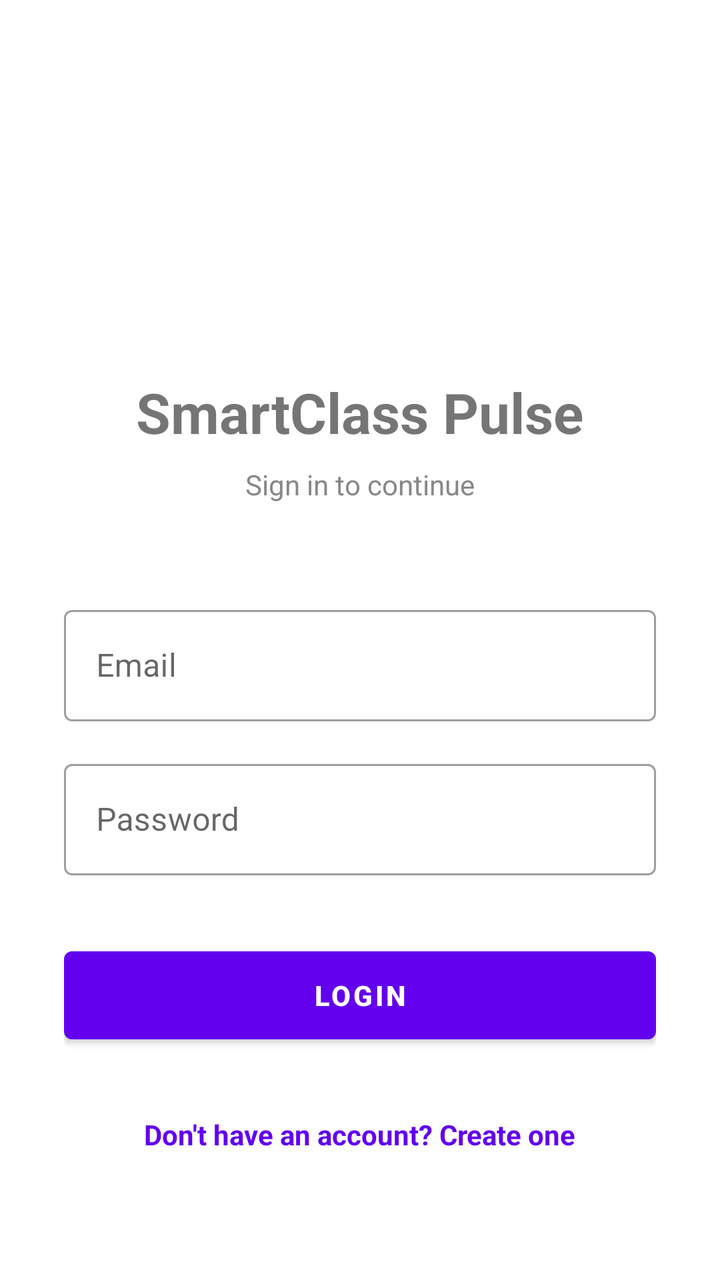
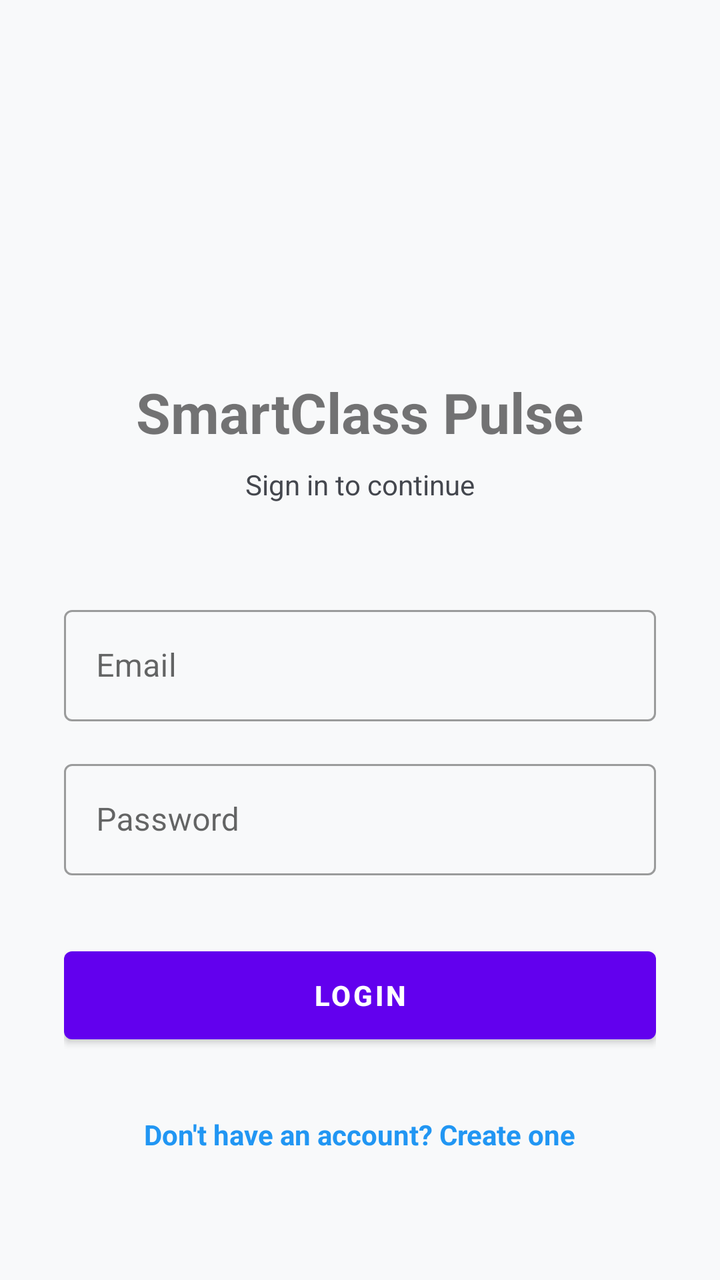

Compare the two renders of this Android layout. The source of the first and the diff that turns it into the second are given below.
<!-- AndroidManifest.xml: activity theme AppTheme.NoActionBar -->
<!-- res/layout/activity_login.xml -->
<?xml version="1.0" encoding="utf-8"?>
<LinearLayout xmlns:android="http://schemas.android.com/apk/res/android"
    android:layout_width="match_parent"
    android:layout_height="match_parent"
    android:gravity="center"
    android:orientation="vertical"
    android:padding="32dp"
    android:background="?android:attr/windowBackground">

    <ImageView
        android:layout_width="100dp"
        android:layout_height="100dp"
        android:src="@mipmap/ic_launcher"
        android:layout_marginBottom="32dp" />

    <TextView
        android:layout_width="wrap_content"
        android:layout_height="wrap_content"
        android:text="SmartClass Pulse"
        android:textSize="28sp"
        android:textStyle="bold"
        android:layout_marginBottom="8dp" />

    <TextView
        android:layout_width="wrap_content"
        android:layout_height="wrap_content"
        android:text="Sign in to continue"
        android:textColor="#888888"
        android:layout_marginBottom="48dp" />

    <com.google.android.material.textfield.TextInputLayout
        android:layout_width="match_parent"
        android:layout_height="wrap_content"
        android:hint="Email"
        style="@style/Widget.MaterialComponents.TextInputLayout.OutlinedBox">

        <com.google.android.material.textfield.TextInputEditText
            android:id="@+id/emailEditText"
            android:layout_width="match_parent"
            android:layout_height="wrap_content"
            android:inputType="textEmailAddress" />

    </com.google.android.material.textfield.TextInputLayout>

    <com.google.android.material.textfield.TextInputLayout
        android:layout_width="match_parent"
        android:layout_height="wrap_content"
        android:hint="Password"
        android:layout_marginTop="16dp"
        style="@style/Widget.MaterialComponents.TextInputLayout.OutlinedBox">

        <com.google.android.material.textfield.TextInputEditText
            android:id="@+id/passwordEditText"
            android:layout_width="match_parent"
            android:layout_height="wrap_content"
            android:inputType="textPassword" />

    </com.google.android.material.textfield.TextInputLayout>

    <Button
        android:id="@+id/loginButton"
        android:layout_width="match_parent"
        android:layout_height="56dp"
        android:text="Login"
        android:layout_marginTop="32dp"
        android:textAllCaps="true"
        android:textStyle="bold" />

    <TextView
        android:id="@+id/signupLink"
        android:layout_width="wrap_content"
        android:layout_height="wrap_content"
        android:text="Don't have an account? Create one"
        android:textColor="@color/colorPrimary"
        android:layout_marginTop="24dp"
        android:textStyle="bold"
        android:padding="8dp" />

</LinearLayout>
<!-- resources referenced by this layout -->
<resources>
  <color name="colorPrimary">#6200EE</color>
  <!-- mipmap ic_launcher (mipmap-anydpi-v26) -->
  <?xml version="1.0" encoding="utf-8"?>
  <adaptive-icon xmlns:android="http://schemas.android.com/apk/res/android">
      <background>
          <inset android:drawable="@mipmap/ic_launcher_background" android:inset="16.7%" />
      </background>
      <foreground>
          <inset android:drawable="@mipmap/ic_launcher_foreground" android:inset="16.7%" />
      </foreground>
  </adaptive-icon>
  <style name="AppTheme.NoActionBar" parent="Theme.MaterialComponents.DayNight.NoActionBar">
          <item name="windowActionBar">false</item>
          <item name="windowNoTitle">true</item>
      </style>
</resources>

<!-- the commit's change to res/layout/activity_login.xml (unified diff, before → after) -->
@@ -25,7 +25,7 @@
         android:layout_width="wrap_content"
         android:layout_height="wrap_content"
         android:text="Sign in to continue"
-        android:textColor="#888888"
+        android:textColor="@color/onSurfaceSecondary"
         android:layout_marginBottom="48dp" />
 
     <com.google.android.material.textfield.TextInputLayout
<!-- resource entries referenced after the edit -->
@@ -1,6 +1,7 @@
 <!-- resources referenced by this layout -->
 <resources>
-  <color name="colorPrimary">#6200EE</color>
+  <color name="colorPrimary">#2196F3</color>
+  <color name="onSurfaceSecondary">#44474E</color>
   <!-- mipmap ic_launcher (mipmap-anydpi-v26) -->
   <?xml version="1.0" encoding="utf-8"?>
   <adaptive-icon xmlns:android="http://schemas.android.com/apk/res/android">
@@ -14,6 +15,8 @@
   <style name="AppTheme.NoActionBar" parent="Theme.MaterialComponents.DayNight.NoActionBar">
           <item name="windowActionBar">false</item>
           <item name="windowNoTitle">true</item>
+          <item name="android:windowBackground">@color/background</item>
       </style>
+  <color name="background">#F8F9FA</color>
 </resources>
 
